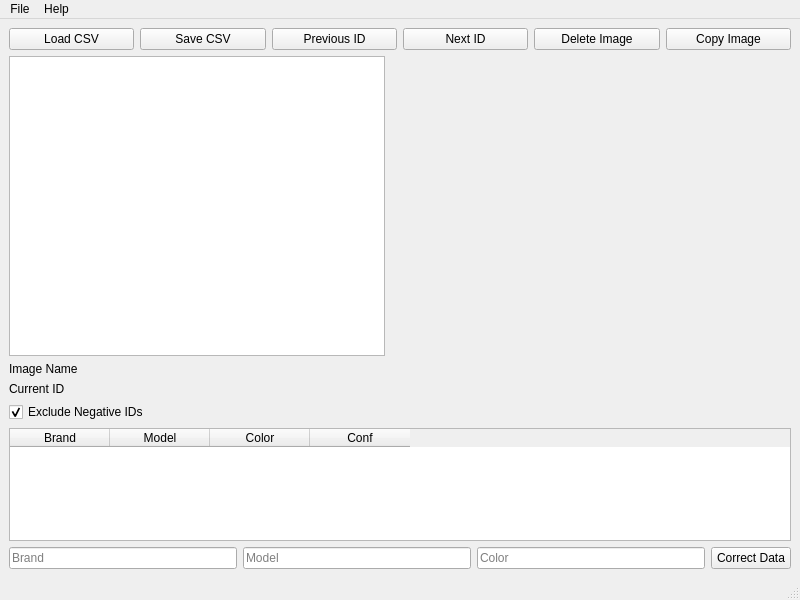
The window that csv_editor.ui (Grenka054/Car-Brand-Model-Labeler) describes before a commit, drawn with Qt 5.
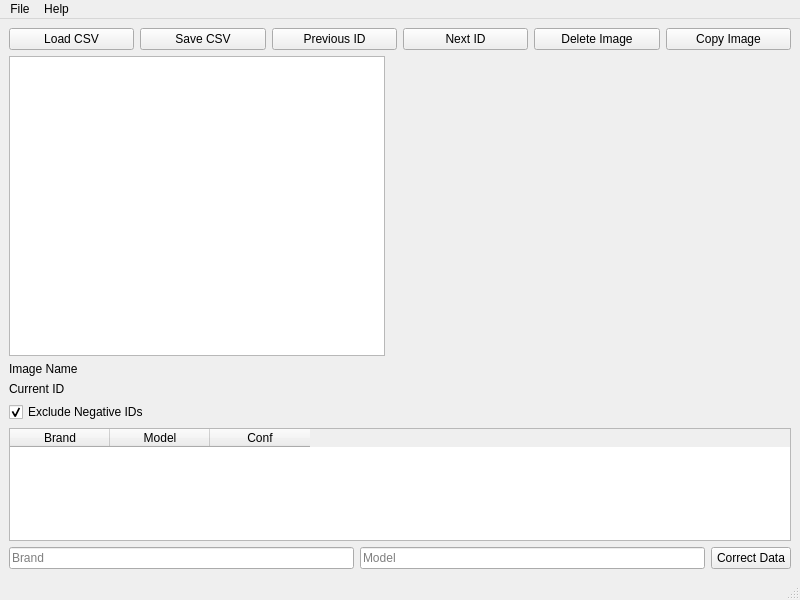
The same window after the commit.

Commit message: no color branch

Patch:
```diff
--- a/csv_editor.ui
+++ b/csv_editor.ui
@@ -123,11 +123,6 @@
         <string>Model</string>
        </property>
       </column>
-      <column>
-       <property name="text">
-        <string>Color</string>
-       </property>
-      </column>
       <column>
        <property name="text">
         <string>Conf</string>
@@ -151,13 +146,6 @@
         </property>
        </widget>
       </item>
-      <item>
-       <widget class="QLineEdit" name="colorInput">
-        <property name="placeholderText">
-         <string>Color</string>
-        </property>
-       </widget>
-      </item>
       <item>
        <widget class="QPushButton" name="correctButton">
         <property name="text">
```
The commit also changes 1 other file.
